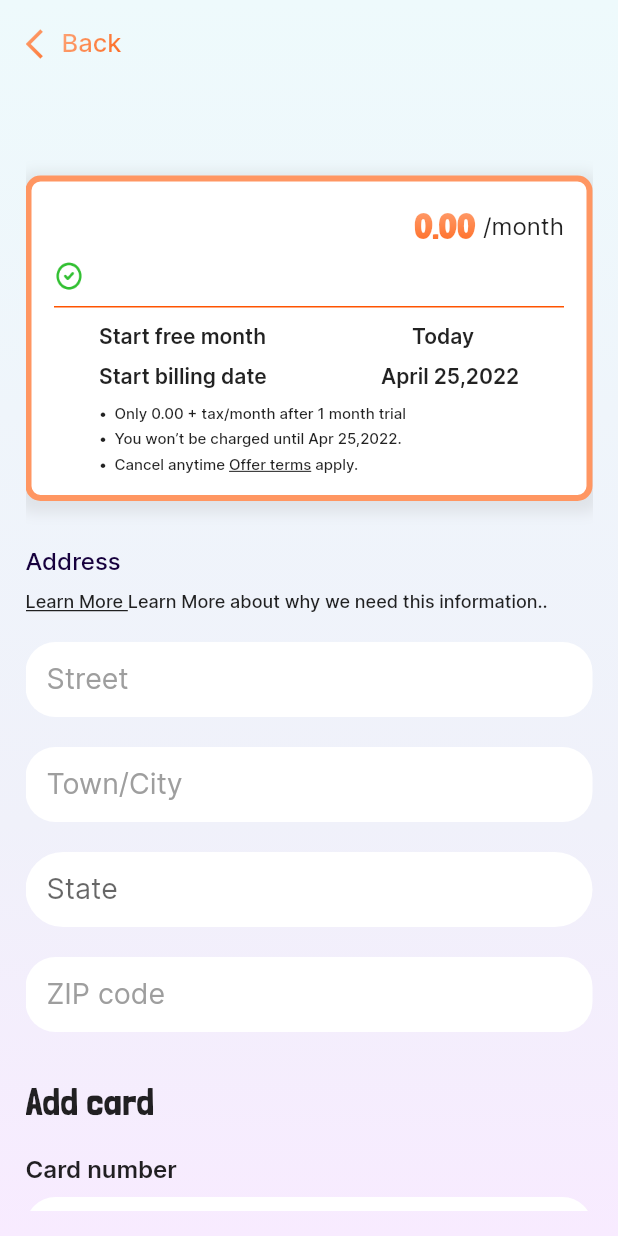
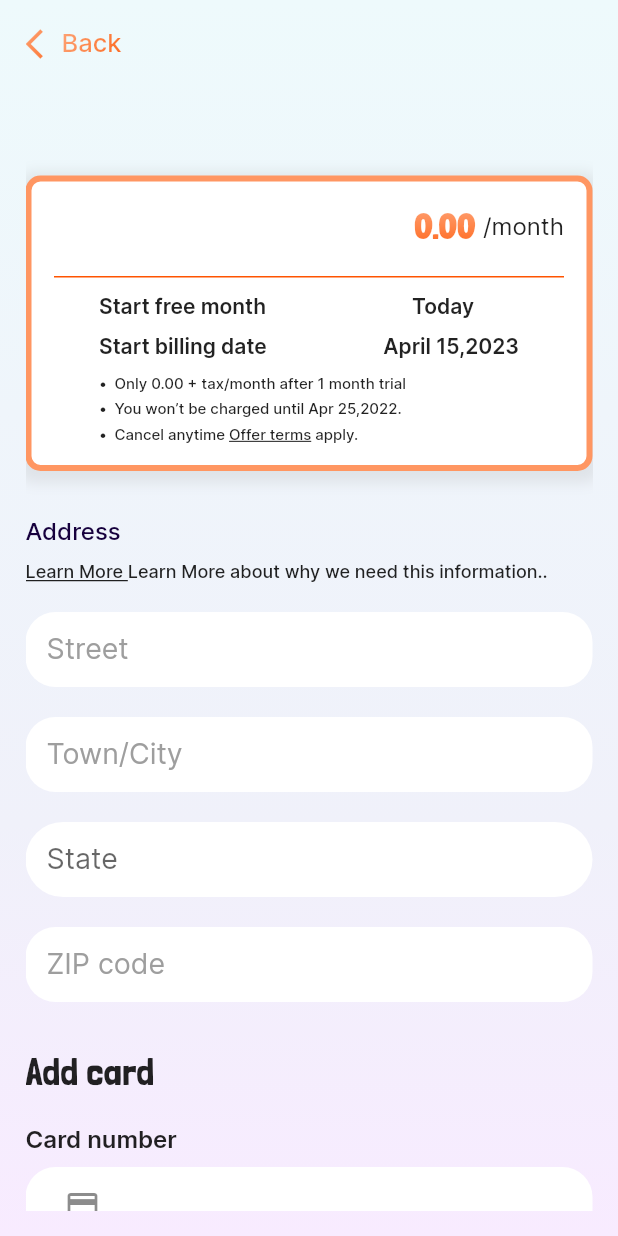
Before and after one commit to SajidNawaz993/plansubscription, a Flutter app: the PlanDetailsWidget screen opened directly with empty values, on a phone screen of 412 x 824 dp. Run offline on Flutter 3.47's test engine with Material 2 defaults, Android fonts, the phone set to English and light mode, and no system bars; our stand-ins replace bloc, equatable, flutter_bloc, logger, percent_indicator; network calls fail.

Commit message:
feedback done.

```diff
--- a/lib/common/plans_details_box.dart
+++ b/lib/common/plans_details_box.dart
@@ -7,7 +7,7 @@ import 'gradient_text.dart';
 import 'horizontal_space.dart';
 
 class PlansDetailsIconBox extends StatelessWidget {
-  const PlansDetailsIconBox({
+   PlansDetailsIconBox({
     super.key,
     required this.plans,
     required this.onTap,
@@ -20,8 +20,13 @@ class PlansDetailsIconBox extends StatelessWidget {
   final Color backgroundColor;
   final bool isSelected;
 
+  final dateFormat = new DateFormat('MMMM dd,yyyy');
+   var today = DateTime.now();
+
+
   @override
   Widget build(BuildContext context) {
+    var newDate = new DateTime(today.year, today.month + 1, today.day);
     return InkWell(
       onTap: onTap,
       child: Container(
@@ -109,7 +114,12 @@ class PlansDetailsIconBox extends StatelessWidget {
                   ],
                 ),
                 VerticalSpace(10),
-                Row(
+                Column(
+                  crossAxisAlignment: CrossAxisAlignment.start,
+                  children: [
+                    for(int index = 0; index<(plans.product?.benefits?.length ?? 0);index++)...[
+                      Padding(padding: EdgeInsets.only(top: 5),
+                      child: Row(
                         mainAxisAlignment: MainAxisAlignment.start,
                         crossAxisAlignment: CrossAxisAlignment.start,
                         children: [
@@ -121,13 +131,16 @@ class PlansDetailsIconBox extends StatelessWidget {
                           ),
                           HorizontalSpace(5),
                           Flexible(child: Text(
-                      plans.product?.description ?? "",
+                            plans.product!.benefits![index],
                             style: TextStyle(
                                 fontFamily: 'Inter',
                                 fontWeight: FontWeight.w400,
                                 fontSize: 14
                             ),
                           ),)
+                        ],
+                      ),)
+                    ],
                   ],
                 ),
                 VerticalSpace(10),
@@ -170,7 +183,7 @@ class PlansDetailsIconBox extends StatelessWidget {
                         ),
                       ),
                       Text(
-                        "April 25,2022",
+                        "${dateFormat.format(newDate)}",
                         style: TextStyle(
                             fontFamily: 'Inter',
                             fontWeight: FontWeight.w600,
--- a/lib/features/plan_detail/view/plan_details_widget.dart
+++ b/lib/features/plan_detail/view/plan_details_widget.dart
@@ -373,10 +373,7 @@ class _PlanDetailsViewState extends State<PlanDetailsWidget> {
                           const VerticalSpace(smallSpace),
                           Center(child: InkWell(
                             onTap: (){
-                              Navigator.push(
-                                context,
-                                MaterialPageRoute(builder: (context) =>  UpgradePlansWidget(plans: widget.plans,)),
-                              );
+
                             },
                             child: Text(
                               "Cancel",
```
Also changed, not shown: lib/features/upgrade_plans/view/upgradeplans_widget.dart (+12 -6 lines). Lines whose indentation alone changed are shown as unchanged.
